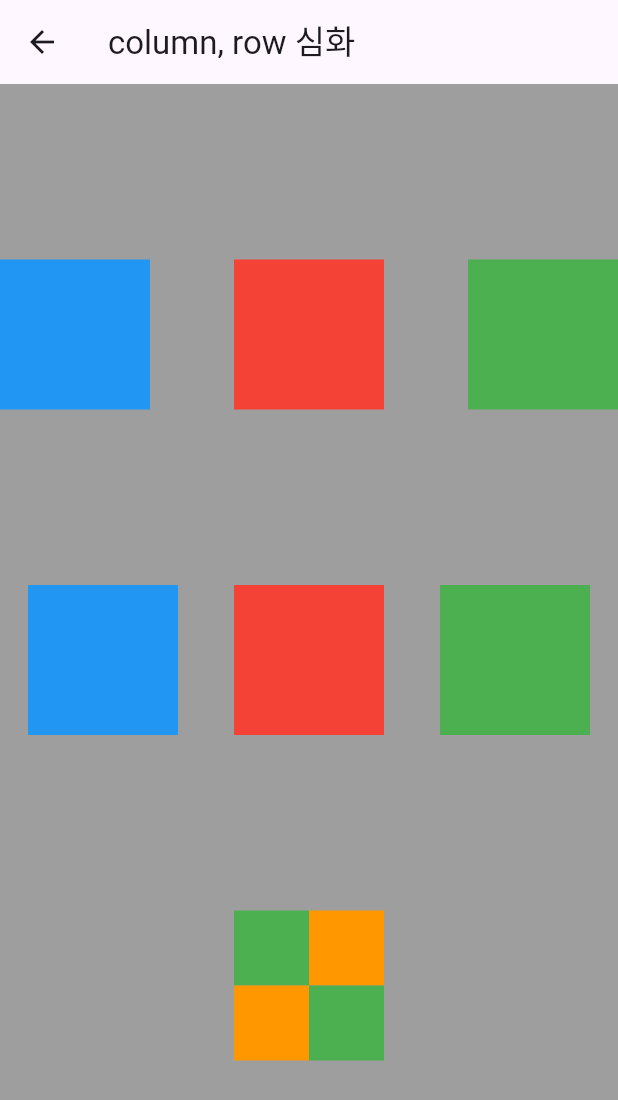
After one commit to jieun0o3/smwu_202508, a Flutter app: the screen it shows after launch, after a tap on "column, Row 심화", on a phone screen of 412 x 824 dp. The commit adds this screen. Shown: the top 1100 px of the screen. Run offline on Flutter 3.47's test engine with Material 3 defaults, Android fonts, the phone set to English and light mode, and no system bars.

Commit message:
실습 화면 추가

```diff
--- a/lib/screen/button_screen.dart
+++ b/lib/screen/button_screen.dart
@@ -1,6 +1,13 @@
 import 'package:flutter/material.dart';
 import 'package:smwu_202508/screen/container/container_screen.dart';
 import 'package:smwu_202508/screen/container/container_pratice_screen.dart';
+import 'package:smwu_202508/screen/text/text_practice_screen.dart';
+import 'package:smwu_202508/screen/text/text_screen.dart';
+import 'column/column_screen.dart';
+import 'column/column_practice_screen.dart';
+import 'row/row_screen.dart';
+import 'row/row_practice_screen.dart';
+import 'row/column_row_practice_screen.dart';
 
 class ButtonScreen extends StatelessWidget {
   const ButtonScreen({super.key});
@@ -39,6 +46,118 @@ class ButtonScreen extends StatelessWidget {
               },
               child: Text("Container 실습"),
             ),
+            SizedBox(height: 10),
+            ElevatedButton(
+              onPressed: () {
+                Navigator.push(
+                  context,
+                  MaterialPageRoute(
+                    builder: (context) {
+                      return ContainerScreen();
+                    },
+                  ),
+                );
+              },
+              child: Text("Container"),
+            ),
+            SizedBox(height: 10),
+            ElevatedButton(
+              onPressed: () {
+                Navigator.push(
+                  context,
+                  MaterialPageRoute(
+                    builder: (context) {
+                      return ColumnScreen();
+                    },
+                  ),
+                );
+              },
+              child: Text("Column"),
+            ),
+            SizedBox(height: 10),
+            ElevatedButton(
+              onPressed: () {
+                Navigator.push(
+                  context,
+                  MaterialPageRoute(
+                    builder: (context) {
+                      return ColumnPracticeScreen();
+                    },
+                  ),
+                );
+              },
+              child: Text("Column 실습"),
+            ),
+            SizedBox(height: 10),
+            ElevatedButton(
+              onPressed: () {
+                Navigator.push(
+                  context,
+                  MaterialPageRoute(
+                    builder: (context) {
+                      return RowScreen();
+                    },
+                  ),
+                );
+              },
+              child: Text("Row"),
+            ),
+            SizedBox(height: 10),
+            ElevatedButton(
+              onPressed: () {
+                Navigator.push(
+                  context,
+                  MaterialPageRoute(
+                    builder: (context) {
+                      return RowPracticeScreen();
+                    },
+                  ),
+                );
+              },
+              child: Text("Row 실습"),
+            ),
+            SizedBox(height: 10),
+            ElevatedButton(
+              onPressed: () {
+                Navigator.push(
+                  context,
+                  MaterialPageRoute(
+                    builder: (context) {
+                      return ColumnRowPracticeScreen();
+                    },
+                  ),
+                );
+              },
+              child: Text("column, Row 심화"),
+            ),
+            SizedBox(height: 10),
+            ElevatedButton(
+              onPressed: () {
+                Navigator.push(
+                  context,
+                  MaterialPageRoute(
+                    builder: (context) {
+                      return TextScreen();
+                    },
+                  ),
+                );
+              },
+              child: Text("Text"),
+            ),
+            SizedBox(height: 10),
+            ElevatedButton(
+              onPressed: () {
+                Navigator.push(
+                  context,
+                  MaterialPageRoute(
+                    builder: (context) {
+                      return TextPracticeScreen();
+                    },
+                  ),
+                );
+              },
+              child: Text("Text 실습"),
+            ),
           ],
         ),
       ),
--- /dev/null
+++ b/lib/screen/row/column_row_practice_screen.dart
@@ -0,0 +1,54 @@
+import 'package:flutter/material.dart';
+
+class ColumnRowPracticeScreen extends StatelessWidget {
+  const ColumnRowPracticeScreen({super.key});
+
+  @override
+  Widget build(BuildContext context) {
+    return Scaffold(
+      appBar: AppBar(title: Text("column, row 심화")),
+      body: Container(
+        color: Colors.grey,
+        child: Column(
+          crossAxisAlignment: CrossAxisAlignment.center,
+          mainAxisAlignment: MainAxisAlignment.spaceEvenly,
+          children: [
+            Row(
+              mainAxisAlignment: MainAxisAlignment.spaceBetween,
+              children: [
+                Container(width: 100, height: 100, color: Colors.blue),
+                Container(width: 100, height: 100, color: Colors.red),
+                Container(width: 100, height: 100, color: Colors.green),
+              ],
+            ),
+            Row(
+              mainAxisAlignment: MainAxisAlignment.spaceAround,
+              children: [
+                Container(width: 100, height: 100, color: Colors.blue),
+                Container(width: 100, height: 100, color: Colors.red),
+                Container(width: 100, height: 100, color: Colors.green),
+              ],
+            ),
+            Row(
+              mainAxisAlignment: MainAxisAlignment.center,
+              children: [
+                Column(
+                  children: [
+                    Container(width: 50, height: 50, color: Colors.green),
+                    Container(width: 50, height: 50, color: Colors.orange),
+                  ],
+                ),
+                Column(
+                  children: [
+                    Container(width: 50, height: 50, color: Colors.orange),
+                    Container(width: 50, height: 50, color: Colors.green),
+                  ],
+                ),
+              ],
+            ),
+          ],
+        ),
+      ),
+    );
+  }
+}
```
Also changed, not shown: lib/screen/column/column_practice_screen.dart (added, +36 -0 lines), lib/screen/column/column_screen.dart (added, +36 -0 lines), lib/screen/row/row_practice_screen.dart (added, +36 -0 lines), lib/screen/row/row_screen.dart (added, +34 -0 lines), lib/screen/text/text_practice_screen.dart (added, +29 -0 lines), lib/screen/text/text_screen.dart (added, +42 -0 lines).
